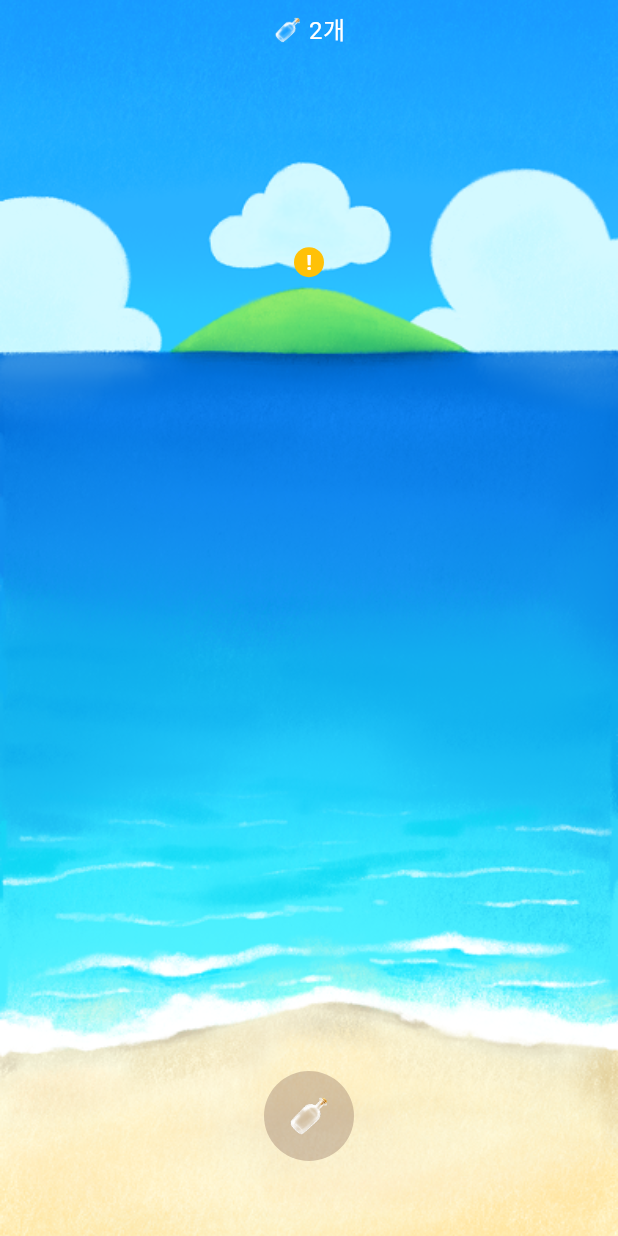
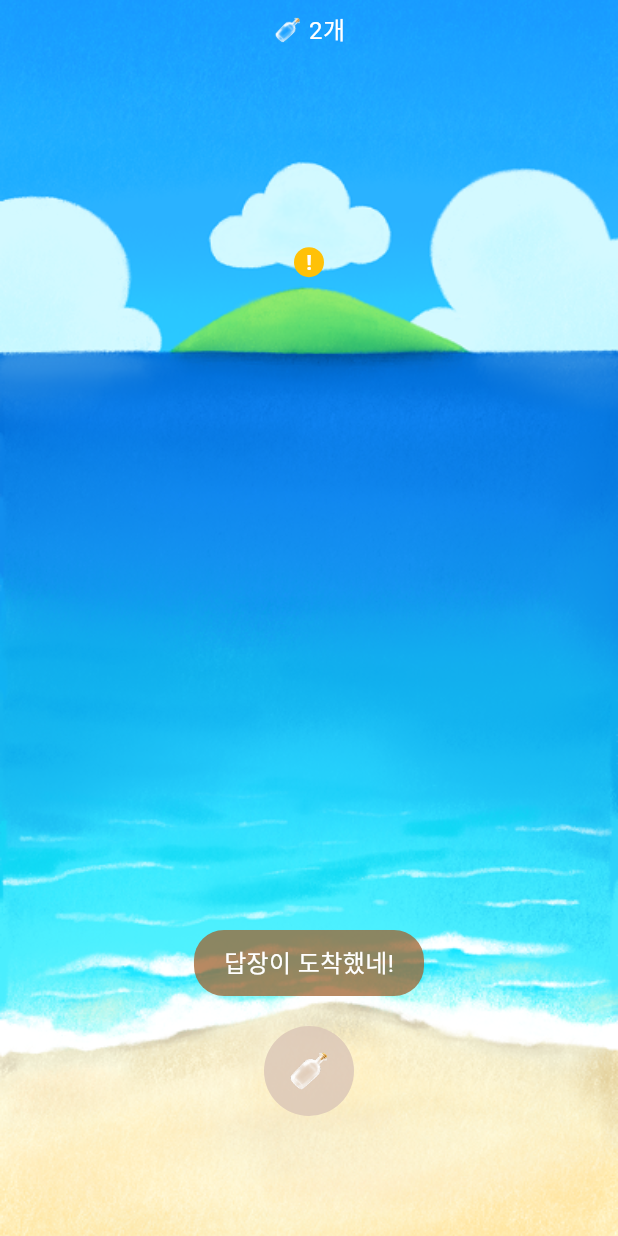
Before and after one commit to MalHaeDo/MalHaeDo_front, a Flutter app: the ReplyScreen screen opened by its route, on a phone screen of 412 x 824 dp. Run offline on Flutter 3.47's test engine with Material 3 defaults, Android fonts, the light colour scheme and no system bars; our stand-ins replace flutter_svg, shared_preferences; accounts and stored records are empty.

Commit message:
필수 기능 구현 완료

```diff
--- a/lib/screens/ReplyScreen.dart
+++ b/lib/screens/ReplyScreen.dart
@@ -50,30 +50,62 @@ class _ReplyScreenState extends State<ReplyScreen> {
 
           // 하단 병 버튼
           Positioned(
-            bottom: 50,
+              bottom: 80,
               left: 0,
               right: 0,
-            child: Center(
-              child: GestureDetector(
-                onTap: () {},
+              child: Column(
+                children: [
+                  // 메시지 말풍선
+                  Container(
+                    padding: EdgeInsets.symmetric(horizontal: 20, vertical: 10),
+                    decoration: BoxDecoration(
+                      color: Color(0xBFA0622E),
+                      borderRadius: BorderRadius.circular(20),
+                    ),
+                    child: Text(
+                      '답장이 도착했네!',
+                      style: TextStyle(
+                        color: Colors.white,
+                        fontSize: 16,
+                      ),
+                    ),
+                  ),
+
+                  SizedBox(height: 20),
+
+                  // 병 모양 버튼
+                  GestureDetector(
+                    onTap: () {
+                      Navigator.pushNamed(context, '/write');
+                    },
                     child: Container(
                       width: 60,
                       height: 60,
                       decoration: BoxDecoration(
-                    color: Colors.brown.withOpacity(0.3),
+                        color: Color(0xDDDCC8B8),
                         shape: BoxShape.circle,
                       ),
                       child: Center(
                         child: Image.asset(
-                      'assets/images/bottle.png',
+                          'assets/images/bottle.png', // 병 아이콘 이미지 (없으면 아이콘으로 대체)
                           width: 30,
                           height: 30,
+                          // 이미지가 없는 경우 아래 child 대신 사용
+                          errorBuilder: (context, error, stackTrace) {
+                            return Icon(
+                              Icons.wine_bar,
+                              color: Colors.white,
+                              size: 30,
+                            );
+                          },
                         ),
                       ),
                     ),
                   ),
+                ],
               ),
             ),
+
 
           // 노란색 알림 (구름 위)
           Positioned(
```
Lines whose indentation alone changed are shown as unchanged.
